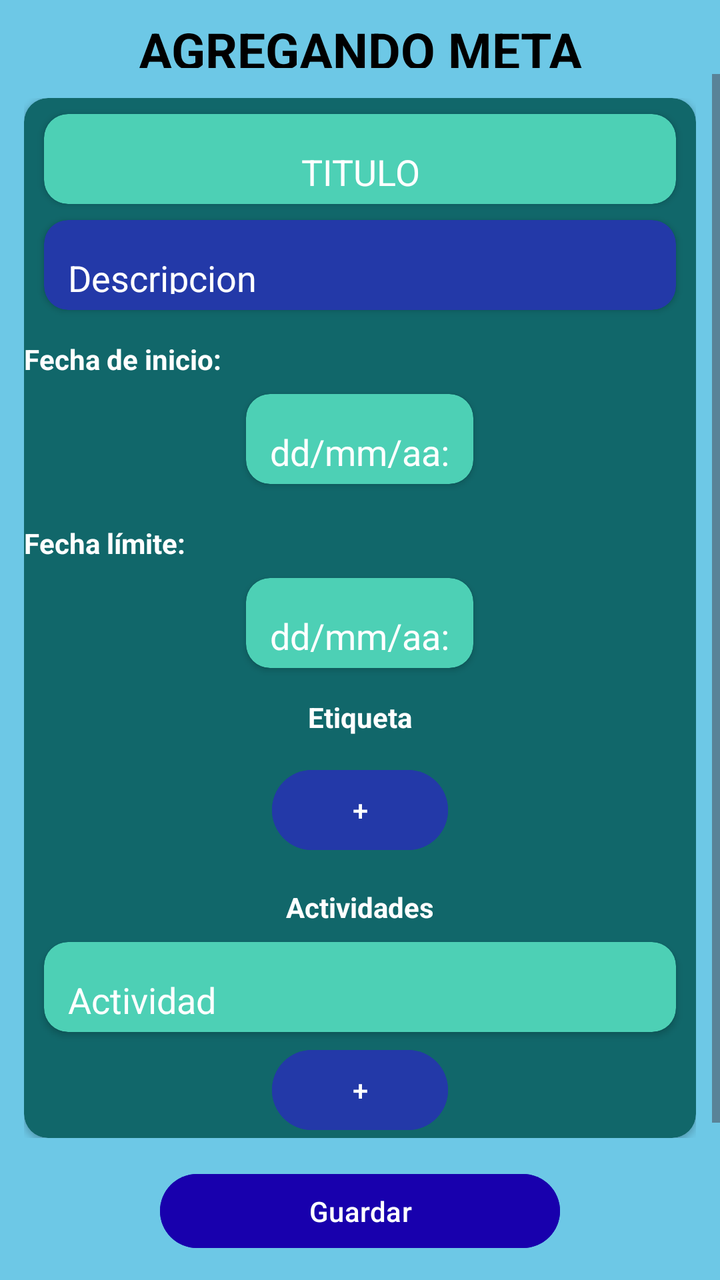
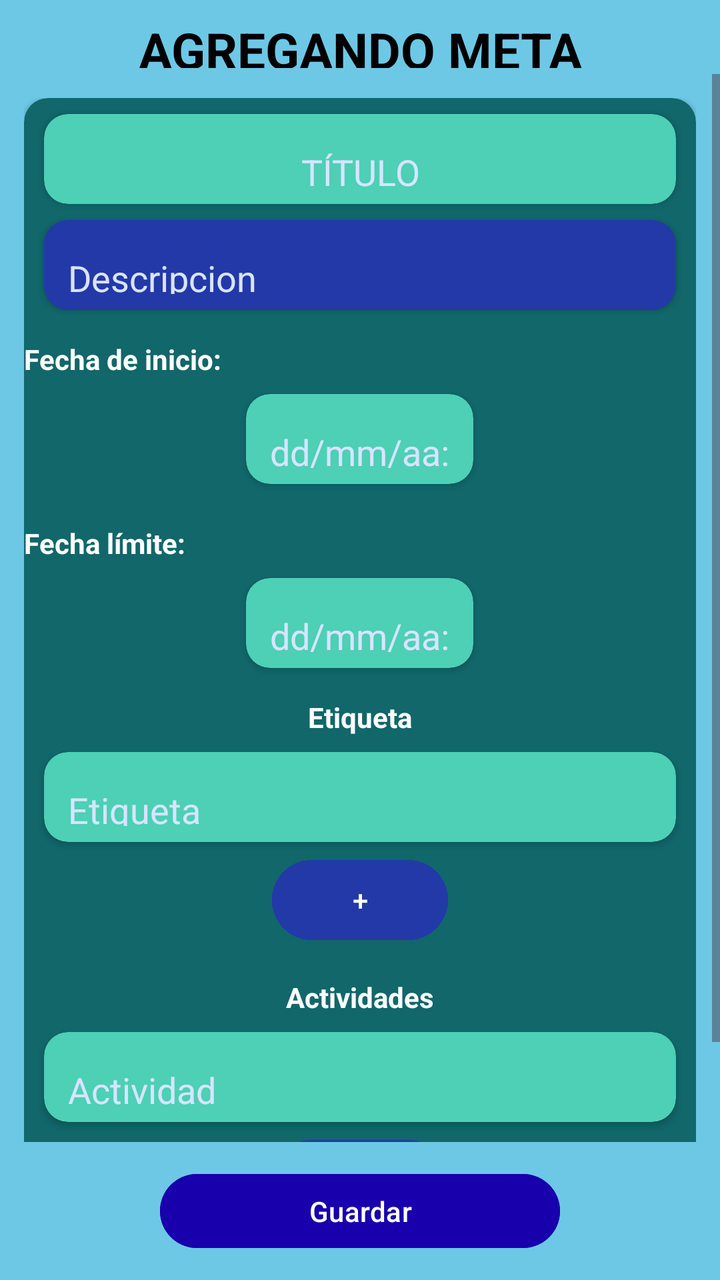

Two renders of the same Android screen: before a commit and after it. Below are the layout's source before the change and the commit's diff.
<!-- AndroidManifest.xml: application theme Theme.SuperSexiBoys -->
<!-- res/layout/activity_agregar_meta.xml -->
<?xml version="1.0" encoding="utf-8"?>
<LinearLayout xmlns:android="http://schemas.android.com/apk/res/android"
    xmlns:app="http://schemas.android.com/apk/res-auto"
    xmlns:tools="http://schemas.android.com/tools"
    android:layout_width="match_parent"
    android:layout_height="match_parent"
    android:orientation="vertical"
    android:background="#6DC8E6"
    >

    <LinearLayout
        android:layout_width="match_parent"
        android:layout_height="wrap_content"
        android:padding="3dp"
        android:orientation="vertical">



        <TextView
            android:layout_width="match_parent"
            android:layout_height="26dp"
            android:layout_marginTop="5dp"
            android:text="@string/agregar_meta"
            android:textAlignment="center"
            android:textColor="@android:color/black"
            android:textSize="25sp"
            android:textStyle="bold" />
    </LinearLayout>


    <ScrollView
        android:layout_width="match_parent"
        android:layout_height="0dp"
        android:layout_weight="1">

        <LinearLayout
            android:orientation="vertical"
            android:layout_width="match_parent"
            android:layout_height="wrap_content"
            android:padding="12dp">

            <androidx.cardview.widget.CardView
                android:layout_width="match_parent"
                android:layout_height="wrap_content"
                android:padding="15dp"
                app:cardCornerRadius="12dp"
                android:backgroundTint="#11676a">


                <LinearLayout
                    android:layout_width="match_parent"
                    android:layout_height="wrap_content"
                    android:gravity="center"
                    android:orientation="vertical">

                    <androidx.cardview.widget.CardView
                        android:layout_width="match_parent"
                        android:layout_height="wrap_content"
                        android:layout_marginTop="8dp"
                        android:backgroundTint="#4DD0B5"
                        app:cardCornerRadius="12dp"
                        android:layout_marginStart="10dp"
                        android:layout_marginEnd="10dp"
                        >

                        <LinearLayout
                            android:layout_width="match_parent"
                            android:layout_height="45dp"
                            android:orientation="vertical"
                            android:padding="8dp"
                            >

                            <EditText
                                android:id="@+id/tituloMeta"
                                android:layout_width="match_parent"
                                android:layout_height="40dp"
                                android:text="@string/titulo_meta"
                                android:textColor="@color/white"
                                android:gravity="center"
                                android:textColorHint="#d8e4ff"
                                />

                        </LinearLayout>
                    </androidx.cardview.widget.CardView>


                    <androidx.cardview.widget.CardView
                        android:layout_width="match_parent"
                        android:layout_height="wrap_content"
                        android:layout_marginTop="8dp"
                        android:backgroundTint="#2339A8"
                        app:cardCornerRadius="12dp"
                        android:layout_marginStart="10dp"
                        android:layout_marginEnd="10dp"
                        >

                        <LinearLayout
                            android:layout_width="match_parent"
                            android:layout_height="45dp"
                            android:orientation="vertical"
                            android:padding="8dp"
                            >

                            <EditText
                                android:id="@+id/descripcionMeta"
                                android:layout_width="match_parent"
                                android:layout_height="40dp"
                                android:text="@string/descripcion_meta"
                                android:textColor="@color/white"
                                android:textColorHint="#d8e4ff"
                                />

                        </LinearLayout>
                    </androidx.cardview.widget.CardView>



                    <TextView
                        android:layout_width="match_parent"
                        android:layout_height="wrap_content"
                        android:layout_marginTop="15dp"
                        android:text="@string/fecha_inicio1"
                        android:textColor="@android:color/white"
                        android:textStyle="bold" />

                    <androidx.cardview.widget.CardView
                        android:layout_width="wrap_content"
                        android:layout_height="wrap_content"
                        android:layout_marginTop="8dp"
                        android:backgroundTint="#4DD0B5"
                        app:cardCornerRadius="12dp"
                        android:layout_marginStart="10dp"
                        android:layout_marginEnd="10dp"
                        >

                        <LinearLayout
                            android:layout_width="match_parent"
                            android:layout_height="45dp"
                            android:orientation="vertical"
                            android:padding="8dp"
                            >

                            <EditText
                                android:id="@+id/fechaInMeta"
                                android:layout_width="match_parent"
                                android:layout_height="40dp"
                                android:text="@string/fecha_inicio_meta"
                                android:textColor="@color/white"
                                />
                        </LinearLayout>
                    </androidx.cardview.widget.CardView>

                    <TextView
                        android:layout_width="match_parent"
                        android:layout_height="wrap_content"
                        android:layout_marginTop="20dp"
                        android:text="@string/fecha_limite1"
                        android:textColor="@android:color/white"
                        android:textStyle="bold" />

                    <androidx.cardview.widget.CardView
                        android:layout_width="wrap_content"
                        android:layout_height="wrap_content"
                        android:layout_marginTop="8dp"
                        android:backgroundTint="#4DD0B5"
                        app:cardCornerRadius="12dp"
                        android:layout_marginStart="10dp"
                        android:layout_marginEnd="10dp"
                        >

                        <LinearLayout
                            android:layout_width="match_parent"
                            android:layout_height="45dp"
                            android:orientation="vertical"
                            android:padding="8dp"
                            >

                            <EditText
                                android:id="@+id/fechaLiMeta"
                                android:layout_width="match_parent"
                                android:layout_height="40dp"
                                android:text="@string/fecha_limite_meta"
                                android:textColor="@color/white"
                                />
                        </LinearLayout>
                    </androidx.cardview.widget.CardView>




                    <TextView
                        android:layout_width="wrap_content"
                        android:layout_height="wrap_content"
                        android:layout_marginTop="15dp"
                        android:text="@string/etiqueta1"
                        android:textColor="@android:color/white"
                        android:layout_gravity="center"
                        android:textStyle="bold" />

                    <androidx.cardview.widget.CardView
                        android:layout_width="match_parent"
                        android:layout_height="wrap_content"
                        android:layout_marginTop="8dp"
                        android:backgroundTint="#4DD0B5"
                        app:cardCornerRadius="12dp"
                        android:layout_marginStart="10dp"
                        android:layout_marginEnd="10dp"
                        >

                        <LinearLayout
                            android:layout_width="match_parent"
                            android:layout_height="45dp"
                            android:orientation="vertical"
                            android:padding="8dp"
                            android:visibility="gone"
                            >

                            <EditText
                                android:id="@+id/etiquetaNueva"
                                android:layout_width="match_parent"
                                android:layout_height="40dp"
                                android:hint="Etiqueta"
                                android:textColorHint="#d8e4ff"
                                />

                        </LinearLayout>
                    </androidx.cardview.widget.CardView>

                    <Button
                        android:id="@+id/btnAgregarEtiqueta"
                        android:layout_width="wrap_content"
                        android:layout_height="wrap_content"
                        android:layout_gravity="center"
                        android:layout_marginTop="5dp"
                        android:backgroundTint="#2339A8"
                        android:text="@string/botonplus"
                        android:textColor="@android:color/white" />

                    <TextView
                        android:layout_width="wrap_content"
                        android:layout_height="wrap_content"
                        android:layout_marginTop="15dp"
                        android:text="@string/actividades1"
                        android:textColor="@android:color/white"
                        android:layout_gravity="center"
                        android:textStyle="bold" />


                    <androidx.cardview.widget.CardView
                        android:layout_width="match_parent"
                        android:layout_height="wrap_content"
                        android:layout_marginTop="8dp"
                        android:backgroundTint="#4DD0B5"
                        app:cardCornerRadius="12dp"
                        android:layout_marginStart="10dp"
                        android:layout_marginEnd="10dp"
                        >

                        <LinearLayout
                            android:layout_width="match_parent"
                            android:layout_height="45dp"
                            android:orientation="vertical"
                            android:padding="8dp"
                            >

                            <EditText
                                android:id="@+id/actividadNueva"
                                android:layout_width="match_parent"
                                android:layout_height="40dp"
                                android:text="@string/texto_metas_actividades"
                                android:textColor="@color/white"
                                />

                        </LinearLayout>
                    </androidx.cardview.widget.CardView>

                    <Button
                        android:id="@+id/btnAgregarActividad"
                        android:layout_width="wrap_content"
                        android:layout_height="wrap_content"
                        android:layout_gravity="center"
                        android:layout_marginTop="5dp"
                        android:backgroundTint="#2339A8"
                        android:text="@string/botonplus"
                        android:textColor="@android:color/white" />


                </LinearLayout>

            </androidx.cardview.widget.CardView>




        </LinearLayout>




    </ScrollView>

    <LinearLayout
        android:layout_width="match_parent"
        android:layout_height="wrap_content"
        android:padding="12dp"
        android:gravity="center">

        <Button
            android:id="@+id/btnGuardar"
            android:layout_width="200dp"
            android:layout_height="45dp"
            android:text="@string/btnGuardarMeta"
            android:backgroundTint="#1800ad"
            android:textColor="@android:color/white"/>
    </LinearLayout>

</LinearLayout>
<!-- resources referenced by this layout -->
<resources>
  <color name="white">#FFFFFFFF</color>
  <string name="actividades1"> Actividades </string>
  <string name="agregar_meta"> AGREGANDO META </string>
  <string name="botonplus"> + </string>
  <string name="btnGuardarMeta"> Guardar </string>
  <string name="descripcion_meta"> Descripcion </string>
  <string name="etiqueta1"> Etiqueta </string>
  <string name="fecha_inicio1"> Fecha de inicio: </string>
  <string name="fecha_inicio_meta"> dd/mm/aa: </string>
  <string name="fecha_limite1"> Fecha límite:  </string>
  <string name="fecha_limite_meta"> dd/mm/aa: </string>
  <string name="texto_metas_actividades"> Actividad </string>
  <string name="titulo_meta"> TITULO </string>
  <style name="Theme.SuperSexiBoys" parent="Base.Theme.SuperSexiBoys" />
  <style name="Base.Theme.SuperSexiBoys" parent="Theme.Material3.DayNight.NoActionBar">
          
          
      </style>
</resources>

<!-- the commit's change to res/layout/activity_agregar_meta.xml (unified diff, before → after) -->
@@ -2,6 +2,7 @@
 <LinearLayout xmlns:android="http://schemas.android.com/apk/res/android"
     xmlns:app="http://schemas.android.com/apk/res-auto"
     xmlns:tools="http://schemas.android.com/tools"
+    android:id="@+id/main"
     android:layout_width="match_parent"
     android:layout_height="match_parent"
     android:orientation="vertical"
@@ -74,7 +75,7 @@
                                 android:id="@+id/tituloMeta"
                                 android:layout_width="match_parent"
                                 android:layout_height="40dp"
-                                android:text="@string/titulo_meta"
+                                android:hint="@string/titulo_meta"
                                 android:textColor="@color/white"
                                 android:gravity="center"
                                 android:textColorHint="#d8e4ff"
@@ -105,7 +106,7 @@
                                 android:id="@+id/descripcionMeta"
                                 android:layout_width="match_parent"
                                 android:layout_height="40dp"
-                                android:text="@string/descripcion_meta"
+                                android:hint="@string/descripcion_meta"
                                 android:textColor="@color/white"
                                 android:textColorHint="#d8e4ff"
                                 />
@@ -144,8 +145,9 @@
                                 android:id="@+id/fechaInMeta"
                                 android:layout_width="match_parent"
                                 android:layout_height="40dp"
-                                android:text="@string/fecha_inicio_meta"
-                                android:textColor="@color/white"
+                                android:hint="@string/fecha_inicio_meta"
+                                android:textColor="@color/white"
+                                android:textColorHint="#d8e4ff"
                                 />
                         </LinearLayout>
                     </androidx.cardview.widget.CardView>
@@ -179,8 +181,9 @@
                                 android:id="@+id/fechaLiMeta"
                                 android:layout_width="match_parent"
                                 android:layout_height="40dp"
-                                android:text="@string/fecha_limite_meta"
-                                android:textColor="@color/white"
+                                android:hint="@string/fecha_limite_meta"
+                                android:textColor="@color/white"
+                                android:textColorHint="#d8e4ff"
                                 />
                         </LinearLayout>
                     </androidx.cardview.widget.CardView>
@@ -212,7 +215,7 @@
                             android:layout_height="45dp"
                             android:orientation="vertical"
                             android:padding="8dp"
-                            android:visibility="gone"
+
                             >
 
                             <EditText
@@ -221,6 +224,7 @@
                                 android:layout_height="40dp"
                                 android:hint="Etiqueta"
                                 android:textColorHint="#d8e4ff"
+                                android:textColor="@color/white"
                                 />
 
                         </LinearLayout>
@@ -267,8 +271,9 @@
                                 android:id="@+id/actividadNueva"
                                 android:layout_width="match_parent"
                                 android:layout_height="40dp"
-                                android:text="@string/texto_metas_actividades"
-                                android:textColor="@color/white"
+                                android:hint="@string/texto_metas_actividades"
+                                android:textColor="@color/white"
+                                android:textColorHint="#d8e4ff"
                                 />
 
                         </LinearLayout>
@@ -283,7 +288,6 @@
                         android:backgroundTint="#2339A8"
                         android:text="@string/botonplus"
                         android:textColor="@android:color/white" />
-
 
                 </LinearLayout>
 
<!-- resource entries referenced after the edit -->
@@ -12,7 +12,7 @@
   <string name="fecha_limite1"> Fecha límite:  </string>
   <string name="fecha_limite_meta"> dd/mm/aa: </string>
   <string name="texto_metas_actividades"> Actividad </string>
-  <string name="titulo_meta"> TITULO </string>
+  <string name="titulo_meta"> TÍTULO </string>
   <style name="Theme.SuperSexiBoys" parent="Base.Theme.SuperSexiBoys" />
   <style name="Base.Theme.SuperSexiBoys" parent="Theme.Material3.DayNight.NoActionBar">
           
